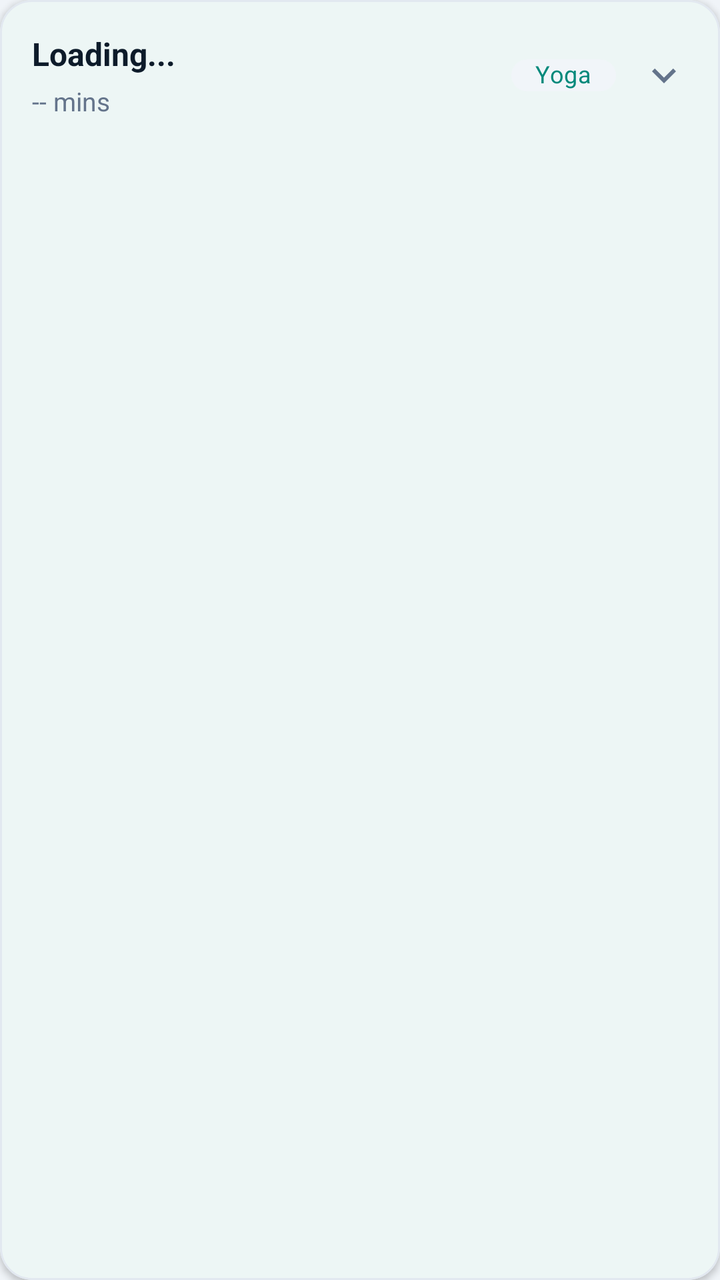
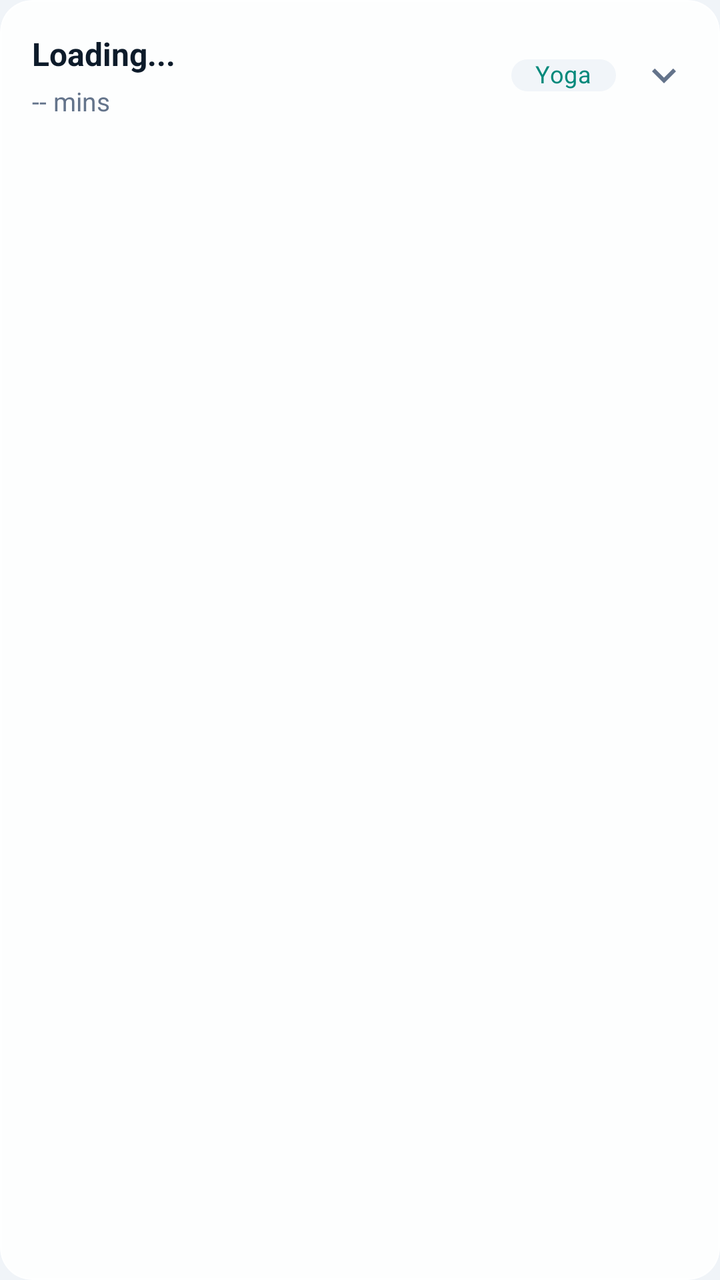

Screens rendered from an Android XML layout before and after an edit, with the pre-edit source and the edit as a unified diff.
<!-- AndroidManifest.xml: application theme Theme.VitalFlow -->
<!-- res/layout/item_exercise.xml -->
<?xml version="1.0" encoding="utf-8"?>
<com.google.android.material.card.MaterialCardView xmlns:android="http://schemas.android.com/apk/res/android"
    xmlns:app="http://schemas.android.com/apk/res-auto"
    xmlns:tools="http://schemas.android.com/tools"
    android:id="@+id/cardExercise"
    android:layout_width="match_parent"
    android:layout_height="wrap_content"
    android:layout_marginBottom="12dp"
    app:cardBackgroundColor="@color/app_surface"
    app:cardCornerRadius="16dp"
    app:cardElevation="2dp"
    app:strokeColor="@color/divider_color"
    app:strokeWidth="1dp">

    <LinearLayout
        android:layout_width="match_parent"
        android:layout_height="wrap_content"
        android:orientation="vertical"
        android:padding="16dp">

        <LinearLayout
            android:layout_width="match_parent"
            android:layout_height="wrap_content"
            android:gravity="center_vertical"
            android:orientation="horizontal">

            <LinearLayout
                android:layout_width="0dp"
                android:layout_height="wrap_content"
                android:layout_weight="1"
                android:orientation="vertical">

                <TextView
                    android:id="@+id/tvExName"
                    android:layout_width="wrap_content"
                    android:layout_height="wrap_content"
                    android:text="Loading..."
                    android:textColor="@color/text_primary"
                    android:textSize="16sp"
                    android:textStyle="bold" />

                <TextView
                    android:id="@+id/tvExDuration"
                    android:layout_width="wrap_content"
                    android:layout_height="wrap_content"
                    android:layout_marginTop="4dp"
                    android:text="-- mins"
                    android:textColor="@color/text_secondary"
                    android:textSize="13sp" />
            </LinearLayout>

            <com.google.android.material.chip.Chip
                android:id="@+id/chipCategory"
                style="@style/Widget.MaterialComponents.Chip.Action"
                android:layout_width="wrap_content"
                android:layout_height="32dp"
                android:text="Yoga"
                android:textColor="@color/primary"
                android:textSize="12sp"
                app:chipBackgroundColor="@color/bg_chip_selector"
                app:chipCornerRadius="8dp"
                app:chipMinHeight="32dp"
                tools:ignore="TouchTargetSizeCheck" />

            <ImageView
                android:id="@+id/imgExpand"
                android:layout_width="24dp"
                android:layout_height="24dp"
                android:layout_marginStart="12dp"
                android:src="@drawable/ic_arrow_down"
                app:tint="@color/text_secondary" />
        </LinearLayout>

        <LinearLayout
            android:id="@+id/layoutSteps"
            android:layout_width="match_parent"
            android:layout_height="wrap_content"
            android:layout_marginTop="16dp"
            android:orientation="vertical"
            android:visibility="gone">

            <View
                android:layout_width="match_parent"
                android:layout_height="1dp"
                android:layout_marginBottom="12dp"
                android:background="@color/divider_color" />

            <TextView
                android:layout_width="wrap_content"
                android:layout_height="wrap_content"
                android:letterSpacing="0.1"
                android:text="INSTRUCTIONS"
                android:textColor="@color/text_secondary"
                android:textSize="11sp"
                android:textStyle="bold" />

            <LinearLayout
                android:id="@+id/containerSteps"
                android:layout_width="match_parent"
                android:layout_height="wrap_content"
                android:layout_marginTop="12dp"
                android:orientation="vertical" />
        </LinearLayout>
    </LinearLayout>
</com.google.android.material.card.MaterialCardView>
<!-- resources referenced by this layout -->
<resources>
  <color name="app_surface">#FFFFFF</color>
  <color name="divider_color">#E2E8F0</color>
  <color name="primary">#00897B</color>
  <color name="text_primary">#0D1B2A</color>
  <color name="text_secondary">#64748B</color>
  <!-- drawable ic_arrow_down (drawable) -->
  <vector xmlns:android="http://schemas.android.com/apk/res/android"
      android:width="24dp"
      android:height="24dp"
      android:viewportWidth="24"
      android:viewportHeight="24"
      android:tint="#78909C">
      <path
          android:fillColor="@android:color/white"
          android:pathData="M7.41,8.59L12,13.17l4.59,-4.58L18,10l-6,6l-6,-6z" />
  </vector>
  <style name="Theme.VitalFlow" parent="Base.Theme.VitalFlow" />
  <style name="Base.Theme.VitalFlow" parent="Theme.Material3.Light.NoActionBar">
          <item name="colorPrimary">@color/primary</item>
          <item name="colorPrimaryVariant">@color/primary_dark</item>
          <item name="colorOnPrimary">@color/white</item>
          <item name="colorSecondary">@color/secondary</item>
          <item name="colorSecondaryVariant">@color/secondary_dark</item>
          <item name="colorOnSecondary">@color/black</item>
  
          <item name="android:statusBarColor">@color/app_background</item>
          <item name="android:windowLightStatusBar">true</item>
          <item name="android:colorBackground">@color/app_background</item>
          <item name="colorSurface">@color/app_surface</item>
          <item name="android:textColorPrimary">@color/text_primary</item>
          <item name="android:textColorSecondary">@color/text_secondary</item>
      </style>
  <color name="primary_dark">#00695C</color>
  <color name="white">#FFFFFFFF</color>
  <color name="secondary">#FF7043</color>
  <color name="secondary_dark">#E64A19</color>
  <color name="black">#FF000000</color>
  <color name="app_background">#F0F4F8</color>
</resources>

<!-- the commit's change to res/layout/item_exercise.xml (unified diff, before → after) -->
@@ -6,10 +6,10 @@
     android:layout_width="match_parent"
     android:layout_height="wrap_content"
     android:layout_marginBottom="12dp"
-    app:cardBackgroundColor="@color/app_surface"
+    app:cardBackgroundColor="@color/glass_card_bg_elevated"
     app:cardCornerRadius="16dp"
-    app:cardElevation="2dp"
-    app:strokeColor="@color/divider_color"
+    app:cardElevation="0dp"
+    app:strokeColor="@color/glass_card_stroke"
     app:strokeWidth="1dp">
 
     <LinearLayout
<!-- resource entries referenced after the edit -->
@@ -2,6 +2,8 @@
 <resources>
   <color name="app_surface">#FFFFFF</color>
   <color name="divider_color">#E2E8F0</color>
+  <color name="glass_card_bg_elevated">#E6FFFFFF</color>
+  <color name="glass_card_stroke">#40FFFFFF</color>
   <color name="primary">#00897B</color>
   <color name="text_primary">#0D1B2A</color>
   <color name="text_secondary">#64748B</color>
@@ -25,7 +27,8 @@
           <item name="colorSecondaryVariant">@color/secondary_dark</item>
           <item name="colorOnSecondary">@color/black</item>
   
-          <item name="android:statusBarColor">@color/app_background</item>
+          
+          <item name="android:statusBarColor">@color/page_gradient_start</item>
           <item name="android:windowLightStatusBar">true</item>
           <item name="android:colorBackground">@color/app_background</item>
           <item name="colorSurface">@color/app_surface</item>
@@ -37,6 +40,7 @@
   <color name="secondary">#FF7043</color>
   <color name="secondary_dark">#E64A19</color>
   <color name="black">#FF000000</color>
+  <color name="page_gradient_start">#E0F5F3</color>
   <color name="app_background">#F0F4F8</color>
 </resources>
 
